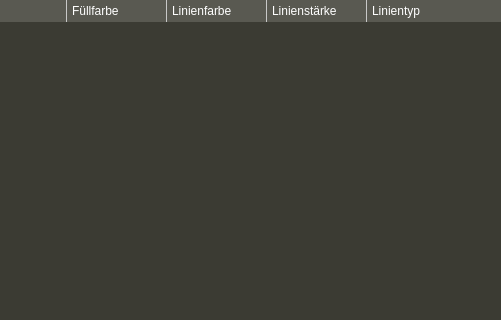
Old version of the form layermanager.ui in the repository sme-gmbh/smepowercad; both pictures show x 234 to 735 and y 0 to 320 of the 817 by 574 pixel window.
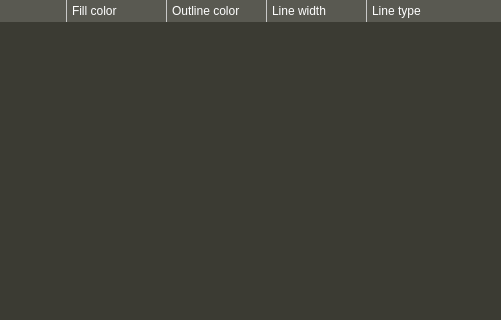
New version of the form. Icons and pictures are not drawn.

What changed in the file:
```diff
--- a/layermanager.ui
+++ b/layermanager.ui
@@ -182,7 +182,7 @@
       </column>
       <column>
        <property name="text">
-        <string>Füllfarbe</string>
+        <string>Fill color</string>
        </property>
        <property name="toolTip">
         <string>Füllfarbe innerhalb von Umrandungsobjekten, z.B. Rechtecken</string>
@@ -195,7 +195,7 @@
       </column>
       <column>
        <property name="text">
-        <string>Linienfarbe</string>
+        <string>Outline color</string>
        </property>
        <property name="toolTip">
         <string>Umrandungsfarbe von Objekten, z.B. Rechtecken, Farbe von Linienobjekten</string>
@@ -208,7 +208,7 @@
       </column>
       <column>
        <property name="text">
-        <string>Linienstärke</string>
+        <string>Line width</string>
        </property>
        <property name="toolTip">
         <string>Vorgabestärke von Linien und Umrandungen</string>
@@ -221,7 +221,7 @@
       </column>
       <column>
        <property name="text">
-        <string>Linientyp</string>
+        <string>Line type</string>
        </property>
        <property name="toolTip">
         <string>Muster von Linien oder Umrandungen</string>
```
Left out of the diff: 15 changed lines with no effect on the pictures.
